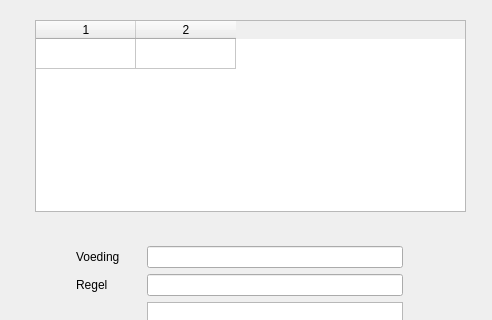
Old version of the form src/carereport/views/dietline.ui in the repository Mholscher/carereport; both pictures show x 0 to 492 and y 0 to 320 of the 492 by 587 pixel window.
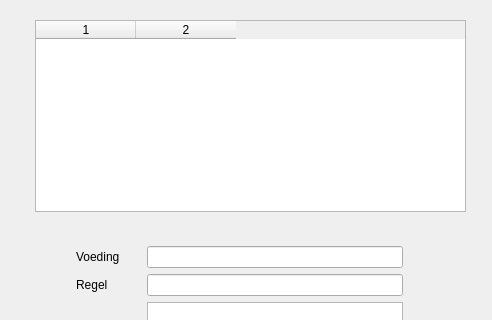
New version of the form. Custom widgets are drawn as their Qt base class.

```diff
--- a/src/carereport/views/dietline.ui
+++ b/src/carereport/views/dietline.ui
@@ -136,7 +136,7 @@
     <enum>QAbstractItemView::SelectRows</enum>
    </property>
    <property name="rowCount">
-    <number>1</number>
+    <number>0</number>
    </property>
    <property name="columnCount">
     <number>2</number>
@@ -144,7 +144,6 @@
    <attribute name="verticalHeaderVisible">
     <bool>false</bool>
    </attribute>
-   <row/>
    <column/>
    <column/>
   </widget>
```
